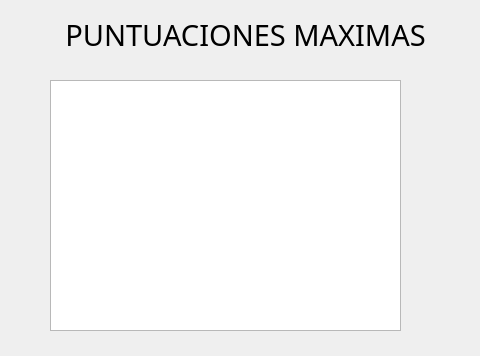
First picture: the form in puntajes.ui, repository danielarcil4/Proyecto-final, before the edit.
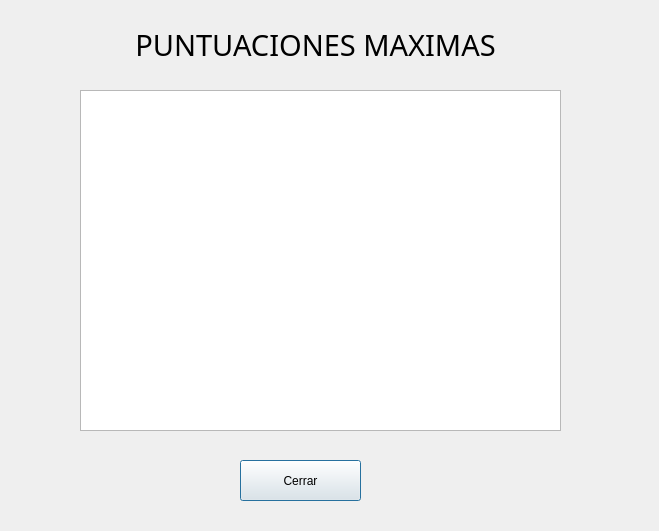
Second picture: the form after the edit. Icons and pictures are not drawn.

Patch:
```diff
--- a/puntajes.ui
+++ b/puntajes.ui
@@ -9,8 +9,8 @@
    <rect>
     <x>0</x>
     <y>0</y>
-    <width>480</width>
-    <height>356</height>
+    <width>659</width>
+    <height>531</height>
    </rect>
   </property>
   <property name="focusPolicy">
@@ -25,10 +25,10 @@
   <widget class="QPlainTextEdit" name="plainTextEdit">
    <property name="geometry">
     <rect>
-     <x>50</x>
-     <y>80</y>
-     <width>351</width>
-     <height>251</height>
+     <x>80</x>
+     <y>90</y>
+     <width>481</width>
+     <height>341</height>
     </rect>
    </property>
    <property name="styleSheet">
@@ -41,8 +41,8 @@
    </property>
    <property name="geometry">
     <rect>
-     <x>20</x>
-     <y>10</y>
+     <x>90</x>
+     <y>20</y>
      <width>451</width>
      <height>51</height>
     </rect>
@@ -63,6 +63,22 @@
     <string>&lt;html&gt;&lt;head/&gt;&lt;body&gt;&lt;p align=&quot;center&quot;&gt;PUNTUACIONES MAXIMAS&lt;/p&gt;&lt;/body&gt;&lt;/html&gt;</string>
    </property>
   </widget>
+  <widget class="QPushButton" name="pushButton">
+   <property name="geometry">
+    <rect>
+     <x>240</x>
+     <y>460</y>
+     <width>121</width>
+     <height>41</height>
+    </rect>
+   </property>
+   <property name="styleSheet">
+    <string notr="true">font: 16pt &quot;OCR A Extended&quot;;</string>
+   </property>
+   <property name="text">
+    <string>Cerrar</string>
+   </property>
+  </widget>
  </widget>
  <resources/>
  <connections/>
```
